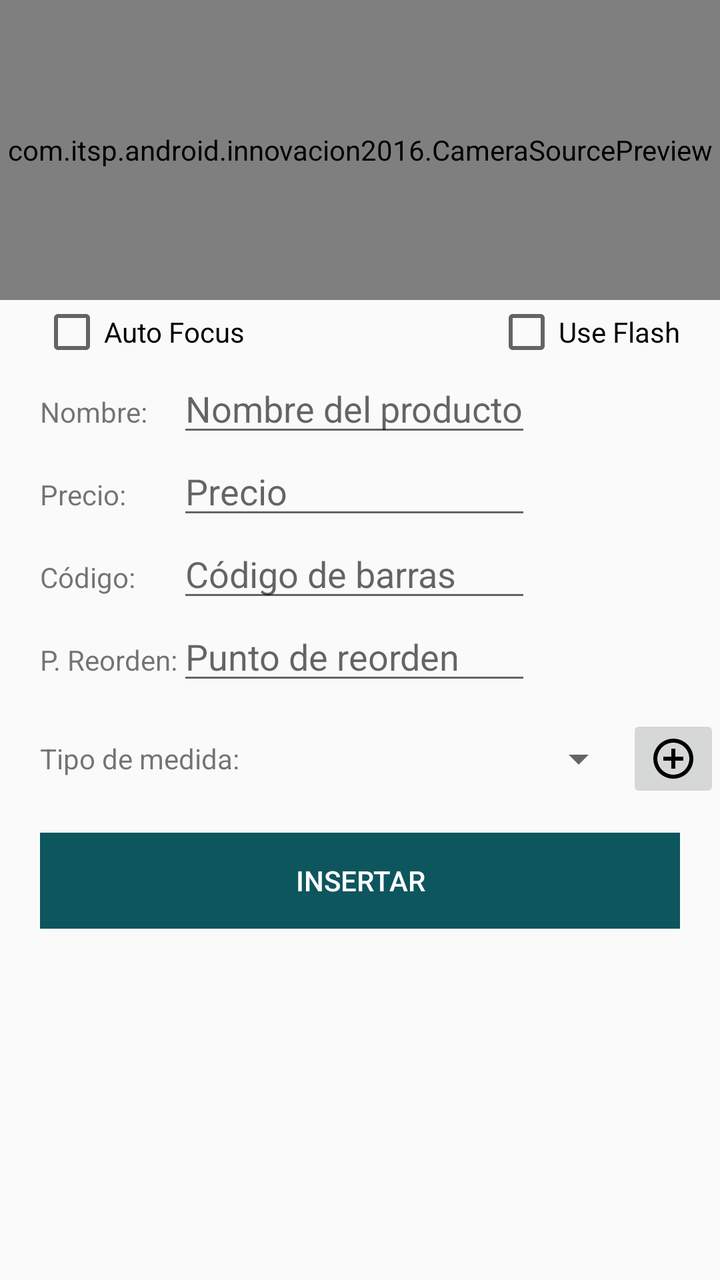
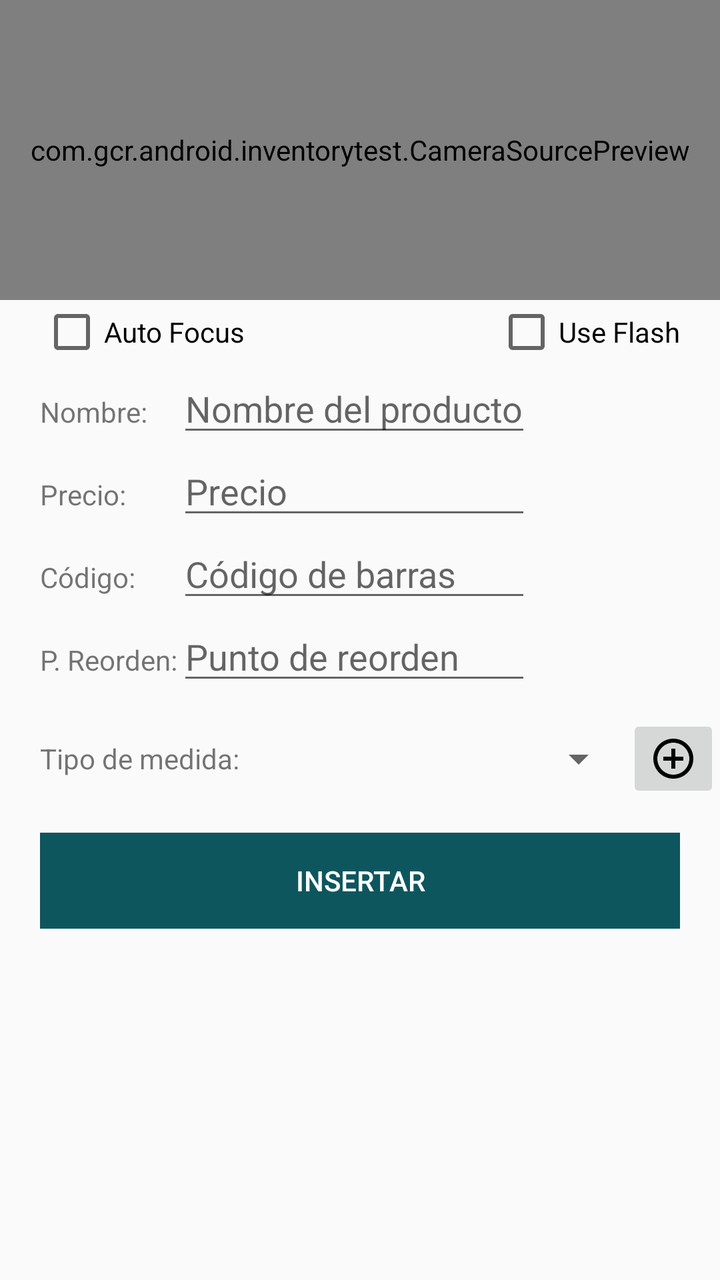

Before-and-after screenshots of an Android layout around one commit, followed by the original layout XML and the change that was made.
<!-- AndroidManifest.xml: application theme AppTheme -->
<!-- res/layout/activity_product_capture.xml -->
<?xml version="1.0" encoding="utf-8"?>
<LinearLayout xmlns:android="http://schemas.android.com/apk/res/android"
    xmlns:app="http://schemas.android.com/apk/res-auto"
    xmlns:tools="http://schemas.android.com/tools"
    android:layout_width="fill_parent"
    android:layout_height="fill_parent"
    tools:context=".ProductCaptureActivity"
    android:orientation="vertical">
    <LinearLayout
        android:orientation="vertical"
        android:layout_width="fill_parent"
        android:layout_height="wrap_content">

    <com.itsp.android.innovacion2016.CameraSourcePreview
        android:id="@+id/cameraSourcePreview"
        android:layout_gravity="center"
        android:layout_width="match_parent"
        android:layout_height="150dp">
        

        <com.itsp.android.innovacion2016.GraphicOverlay
            android:id="@+id/barcodeGraphicOverlay"
            android:layout_width="match_parent"
            android:layout_height="match_parent" />
    </com.itsp.android.innovacion2016.CameraSourcePreview>

    </LinearLayout>

    <ScrollView
        android:layout_width="match_parent"
        android:layout_height="match_parent">

        <LinearLayout
            android:layout_width="match_parent"
            android:layout_height="wrap_content"
            android:orientation="vertical" >

            <LinearLayout
                android:orientation="horizontal"
                android:layout_width="match_parent"
                android:layout_height="match_parent"
                android:paddingLeft="@dimen/padding"
                android:paddingRight="@dimen/padding">

                <LinearLayout
                    android:orientation="vertical"
                    android:layout_width="wrap_content"
                    android:layout_height="match_parent">

                    <CheckBox
                        android:layout_width="wrap_content"
                        android:layout_height="wrap_content"
                        android:text="@string/auto_focus"
                        android:id="@+id/compAutoFocus" />
                </LinearLayout>

                <LinearLayout
                    android:orientation="horizontal"
                    android:layout_width="fill_parent"
                    android:layout_height="match_parent"
                    android:gravity="end">

                    <CheckBox
                        android:layout_width="wrap_content"
                        android:layout_height="wrap_content"
                        android:text="@string/use_flash"
                        android:id="@+id/compUseFlash" />
                </LinearLayout>
            </LinearLayout>

            <LinearLayout
                android:orientation="vertical"
                android:layout_width="match_parent"
                android:layout_height="match_parent"
                android:paddingLeft="@dimen/padding"
                android:layout_marginBottom="10dp"
                tools:ignore="RtlHardcoded,RtlSymmetry">

                <TableLayout
                    android:layout_width="fill_parent"
                    android:layout_height="wrap_content"
                    tools:ignore="UselessParent">

                    <TableRow>
                        <TextView
                            android:layout_width="wrap_content"
                            android:layout_height="wrap_content"
                            android:text="Nombre:"
                            android:focusable="true"
                            tools:ignore="HardcodedText" />

                        <EditText
                            android:layout_height="wrap_content"
                            android:layout_width="wrap_content"
                            android:hint="Nombre del producto"
                            android:id="@+id/editProducto"
                            android:elegantTextHeight="false"
                            tools:ignore="HardcodedText,UnusedAttribute" />
                    </TableRow>
                    <TableRow>
                        <TextView
                            android:layout_width="wrap_content"
                            android:layout_height="wrap_content"
                            android:text="Precio:"
                            tools:ignore="HardcodedText" />

                        <EditText
                            android:layout_height="wrap_content"
                            android:layout_width="wrap_content"
                            android:inputType="numberDecimal"
                            android:hint="Precio"
                            android:id="@+id/editPrecio"
                            tools:ignore="HardcodedText" />
                    </TableRow>
                    <TableRow>
                        <TextView
                            android:layout_width="wrap_content"
                            android:layout_height="wrap_content"
                            android:text="Código:"
                            tools:ignore="HardcodedText" />

                        <EditText
                            android:layout_height="wrap_content"
                            android:layout_width="wrap_content"
                            android:hint="Código de barras"
                            android:id="@+id/editBarcode"
                            tools:ignore="HardcodedText" />
                    </TableRow>
                    <TableRow>
                        <TextView
                            android:layout_width="wrap_content"
                            android:layout_height="wrap_content"
                            android:text="P. Reorden:"
                            tools:ignore="HardcodedText" />

                        <EditText
                            android:layout_height="wrap_content"
                            android:layout_width="wrap_content"
                            android:hint="Punto de reorden"
                            android:id="@+id/editReorden"
                            android:inputType="numberDecimal"
                            tools:ignore="HardcodedText" />
                    </TableRow>

                </TableLayout>
            </LinearLayout>

            <LinearLayout
                android:orientation="horizontal"
                android:layout_width="match_parent"
                android:layout_height="wrap_content"
                android:paddingLeft="@dimen/padding"
                android:layout_marginBottom="15dp"
                tools:ignore="RtlHardcoded,RtlSymmetry">

                <TextView
                    android:layout_width="wrap_content"
                    android:layout_height="match_parent"
                    android:text="Tipo de medida:"
                    android:gravity="fill_vertical"
                    tools:ignore="HardcodedText" />

                <Spinner
                    android:layout_width="match_parent"
                    android:layout_height="match_parent"
                    android:id="@+id/spinnerUnidad"
                    android:touchscreenBlocksFocus="true"
                    android:transitionGroup="true"
                    android:spinnerMode="dialog"
                    android:layout_weight=".5"
                    tools:ignore="UnusedAttribute" />

                <ImageButton
                    android:layout_height="wrap_content"
                    app:srcCompat="@drawable/ic_control_point_black_24dp"
                    android:id="@+id/imgb_agregar"
                    android:layout_weight="1"
                    android:layout_width="match_parent"
                    tools:ignore="VectorDrawableCompat"
                    android:contentDescription="@string/app_name" />
            </LinearLayout>

            <LinearLayout
                android:orientation="vertical"
                android:layout_width="match_parent"
                android:layout_height="match_parent"
                android:paddingLeft="@dimen/padding"
                android:paddingRight="@dimen/padding">

                <Button
                    android:layout_width="fill_parent"
                    android:layout_height="wrap_content"
                    android:text="Insertar"
                    android:id="@+id/btnInsertarProducto"
                    android:background="@color/colorPrimary"
                    android:textColor="#ffffff"
                    tools:ignore="HardcodedText" />
            </LinearLayout>
        </LinearLayout>
    </ScrollView>

</LinearLayout>
<!-- resources referenced by this layout -->
<resources>
  <color name="colorPrimary">#0e565e</color>
  <dimen name="padding">20dp</dimen>
  <!-- drawable ic_control_point_black_24dp (drawable) -->
  <vector xmlns:android="http://schemas.android.com/apk/res/android"
          android:width="24dp"
          android:height="24dp"
          android:viewportWidth="24.0"
          android:viewportHeight="24.0">
      <path
          android:fillColor="#FF000000"
          android:pathData="M13,7h-2v4L7,11v2h4v4h2v-4h4v-2h-4L13,7zM12,2C6.49,2 2,6.49 2,12s4.49,10 10,10 10,-4.49 10,-10S17.51,2 12,2zM12,20c-4.41,0 -8,-3.59 -8,-8s3.59,-8 8,-8 8,3.59 8,8 -3.59,8 -8,8z"/>
  </vector>
  <string name="app_name">VICIA</string>
  <string name="auto_focus">Auto Focus</string>
  <string name="use_flash">Use Flash</string>
  <style name="AppTheme" parent="Theme.AppCompat.Light.DarkActionBar">
          
          <item name="colorPrimary">@color/colorPrimary</item>
          <item name="colorPrimaryDark">@color/colorPrimaryDark</item>
          <item name="colorAccent">@color/colorAccent</item>
      </style>
  <color name="colorPrimaryDark">#4666e7</color>
  <color name="colorAccent">#000000</color>
</resources>

<!-- the commit's change to res/layout/activity_product_capture.xml (unified diff, before → after) -->
@@ -11,18 +11,18 @@
         android:layout_width="fill_parent"
         android:layout_height="wrap_content">
 
-    <com.itsp.android.innovacion2016.CameraSourcePreview
+    <com.gcr.android.inventorytest.CameraSourcePreview
         android:id="@+id/cameraSourcePreview"
         android:layout_gravity="center"
         android:layout_width="match_parent"
         android:layout_height="150dp">
         
 
-        <com.itsp.android.innovacion2016.GraphicOverlay
+        <com.gcr.android.inventorytest.GraphicOverlay
             android:id="@+id/barcodeGraphicOverlay"
             android:layout_width="match_parent"
             android:layout_height="match_parent" />
-    </com.itsp.android.innovacion2016.CameraSourcePreview>
+    </com.gcr.android.inventorytest.CameraSourcePreview>
 
     </LinearLayout>
 
<!-- resource entries referenced after the edit -->
@@ -12,7 +12,7 @@
           android:fillColor="#FF000000"
           android:pathData="M13,7h-2v4L7,11v2h4v4h2v-4h4v-2h-4L13,7zM12,2C6.49,2 2,6.49 2,12s4.49,10 10,10 10,-4.49 10,-10S17.51,2 12,2zM12,20c-4.41,0 -8,-3.59 -8,-8s3.59,-8 8,-8 8,3.59 8,8 -3.59,8 -8,8z"/>
   </vector>
-  <string name="app_name">VICIA</string>
+  <string name="app_name">Inventory Test</string>
   <string name="auto_focus">Auto Focus</string>
   <string name="use_flash">Use Flash</string>
   <style name="AppTheme" parent="Theme.AppCompat.Light.DarkActionBar">
